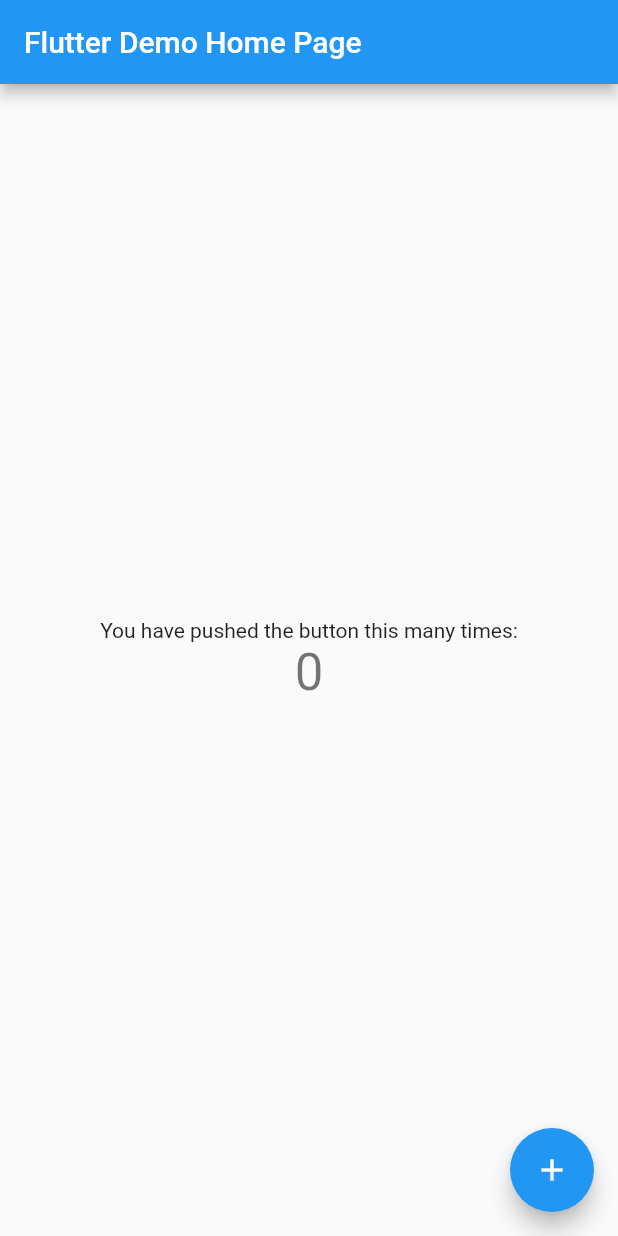
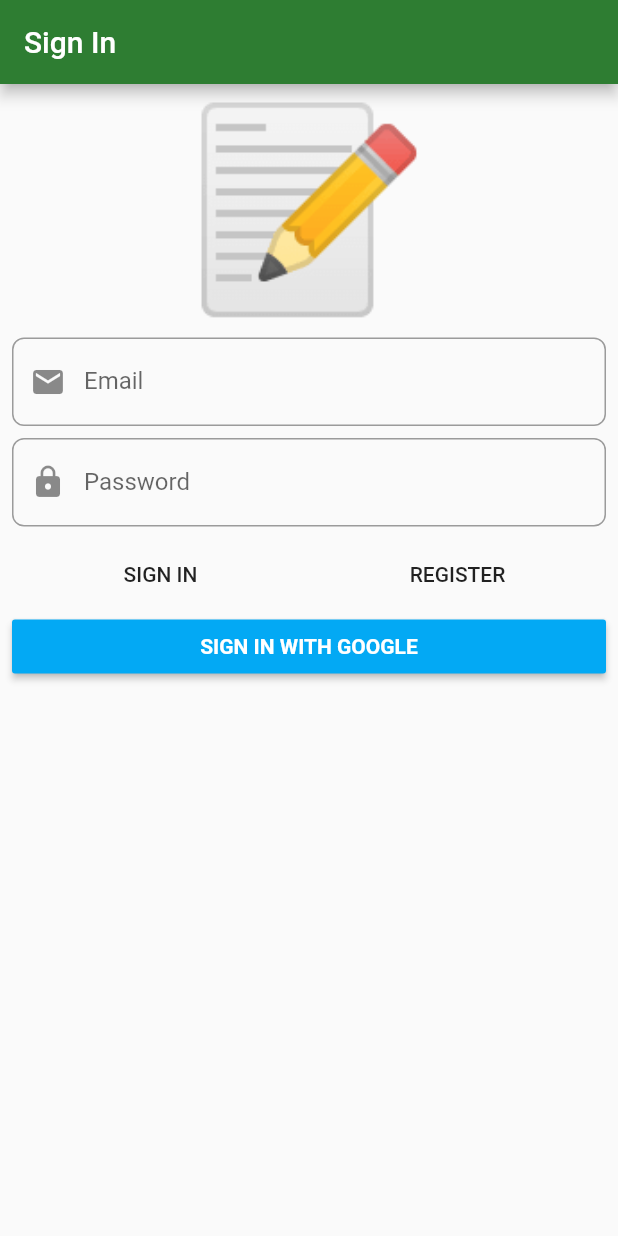
Before and after one commit to kmrosiek/flutter-ddd-course, a Flutter app: the screen it shows after launch, on a phone screen of 412 x 824 dp. Run offline on Flutter 3.47's test engine with Material 2 defaults, Android fonts, the phone set to English and light mode, and no system bars; our stand-ins replace another_flushbar, bloc, dartz, firebase_auth, firebase_core, flutter_bloc and 4 more; accounts and stored records are empty.

Commit message:
Implemented GUI for sign_in.

```diff
--- a/lib/main.dart
+++ b/lib/main.dart
@@ -1,68 +1,12 @@
 import 'package:dddcourse/injection.dart';
+import 'package:dddcourse/presentation/core/app_widget.dart';
+import 'package:firebase_core/firebase_core.dart';
 import 'package:flutter/material.dart';
 import 'package:injectable/injectable.dart';
 
-void main() {
+Future<void> main() async {
+  WidgetsFlutterBinding.ensureInitialized();
   configureInjection(Environment.prod);
-  runApp(MyApp());
+  await Firebase.initializeApp();
+  runApp(AppWidget());
 }
-
-class MyApp extends StatelessWidget {
-  @override
-  Widget build(BuildContext context) {
-    return MaterialApp(
-      title: 'Flutter Demo',
-      theme: ThemeData(
-        primarySwatch: Colors.blue,
-      ),
-      home: MyHomePage(title: 'Flutter Demo Home Page'),
-    );
-  }
-}
-
-class MyHomePage extends StatefulWidget {
-  MyHomePage({Key? key, required this.title}) : super(key: key);
-
-  final String title;
-
-  @override
-  _MyHomePageState createState() => _MyHomePageState();
-}
-
-class _MyHomePageState extends State<MyHomePage> {
-  int _counter = 0;
-
-  void _incrementCounter() {
-    setState(() {
-      _counter++;
-    });
-  }
-
-  @override
-  Widget build(BuildContext context) {
-    return Scaffold(
-      appBar: AppBar(
-        title: Text(widget.title),
-      ),
-      body: Center(
-        child: Column(
-          mainAxisAlignment: MainAxisAlignment.center,
-          children: <Widget>[
-            Text(
-              'You have pushed the button this many times:',
-            ),
-            Text(
-              '$_counter',
-              style: Theme.of(context).textTheme.headline4,
-            ),
-          ],
-        ),
-      ),
-      floatingActionButton: FloatingActionButton(
-        onPressed: _incrementCounter,
-        tooltip: 'Increment',
-        child: Icon(Icons.add),
-      ),
-    );
-  }
-}
--- /dev/null
+++ b/lib/presentation/core/app_widget.dart
@@ -0,0 +1,25 @@
+import 'package:dddcourse/presentation/sign_in/sign_in_page.dart';
+import 'package:flutter/material.dart';
+
+class AppWidget extends StatelessWidget {
+  @override
+  Widget build(BuildContext context) {
+    return MaterialApp(
+      title: 'Notes',
+      debugShowCheckedModeBanner: false,
+      home: SignInPage(),
+      theme: ThemeData.light().copyWith(
+        primaryColor: Colors.green[800],
+        accentColor: Colors.blueAccent,
+        floatingActionButtonTheme: FloatingActionButtonThemeData(
+          backgroundColor: Colors.blue[900],
+        ),
+        inputDecorationTheme: InputDecorationTheme(
+          border: OutlineInputBorder(
+            borderRadius: BorderRadius.circular(8),
+          ),
+        ),
+      ),
+    );
+  }
+}
--- /dev/null
+++ b/lib/presentation/sign_in/sign_in_page.dart
@@ -0,0 +1,20 @@
+import 'package:dddcourse/application/auth/sign_in_form/sign_in_form_bloc.dart';
+import 'package:dddcourse/injection.dart';
+import 'package:dddcourse/presentation/sign_in/widgets/sign_in_form.dart';
+import 'package:flutter/material.dart';
+import 'package:flutter_bloc/flutter_bloc.dart';
+
+class SignInPage extends StatelessWidget {
+  @override
+  Widget build(BuildContext context) {
+    return Scaffold(
+      appBar: AppBar(
+        title: const Text('Sign In'),
+      ),
+      body: BlocProvider(
+        create: (context) => getIt<SignInFormBloc>(),
+        child: SignInForm(),
+      ),
+    );
+  }
+}
--- /dev/null
+++ b/lib/presentation/sign_in/widgets/sign_in_form.dart
@@ -0,0 +1,142 @@
+import 'package:another_flushbar/flushbar_helper.dart';
+import 'package:dddcourse/application/auth/sign_in_form/sign_in_form_bloc.dart';
+import 'package:flutter/material.dart';
+import 'package:flutter_bloc/flutter_bloc.dart';
+
+class SignInForm extends StatelessWidget {
+  @override
+  Widget build(BuildContext context) {
+    return BlocConsumer<SignInFormBloc, SignInFormState>(
+      listener: (context, state) {
+        state.authFailureOrSuccessOption.fold(
+          () {},
+          (either) => either.fold(
+            (failure) {
+              FlushbarHelper.createError(
+                message: failure.map(
+                  cancelledByUser: (_) => 'Cancelled',
+                  serverError: (_) => 'Server error',
+                  emailAlreadyInUse: (_) => 'Email already in use',
+                  invalidEmailAndPasswordCombination: (_) =>
+                      'Invalid email and password combination',
+                ),
+              ).show(context);
+            },
+            (_) {
+              /*ExtendedNavigator.of(context).replace(Routes.notesOverviewPage);
+              context
+                  .bloc<AuthBloc>()
+                  .add(const AuthEvent.authCheckRequested());*/
+            },
+          ),
+        );
+      },
+      builder: (context, state) {
+        return Form(
+          autovalidateMode: state.showErrorMessages
+              ? AutovalidateMode.always
+              : AutovalidateMode.disabled,
+          child: ListView(
+            padding: const EdgeInsets.all(8),
+            children: [
+              const Text(
+                '📝',
+                textAlign: TextAlign.center,
+                style: TextStyle(fontSize: 130),
+              ),
+              const SizedBox(height: 8),
+              TextFormField(
+                decoration: const InputDecoration(
+                  prefixIcon: Icon(Icons.email),
+                  labelText: 'Email',
+                ),
+                autocorrect: false,
+                onChanged: (value) => context
+                    .read<SignInFormBloc>()
+                    .add(SignInFormEvent.emailChanged(value)),
+                validator: (_) => context
+                    .read<SignInFormBloc>()
+                    .state
+                    .emailAddress
+                    .value
+                    .fold(
+                      (f) => f.maybeMap(
+                        invalidEmail: (_) => 'Invalid Email',
+                        orElse: () => null,
+                      ),
+                      (_) => null,
+                    ),
+              ),
+              const SizedBox(height: 8),
+              TextFormField(
+                decoration: const InputDecoration(
+                  prefixIcon: Icon(Icons.lock),
+                  labelText: 'Password',
+                ),
+                autocorrect: false,
+                obscureText: true,
+                onChanged: (value) => context
+                    .read<SignInFormBloc>()
+                    .add(SignInFormEvent.passwordChanged(value)),
+                validator: (_) =>
+                    context.read<SignInFormBloc>().state.password.value.fold(
+                          (f) => f.maybeMap(
+                            shortPassword: (_) => 'Short Password',
+                            orElse: () => null,
+                          ),
+                          (_) => null,
+                        ),
+              ),
+              const SizedBox(height: 8),
+              Row(
+                children: [
+                  Expanded(
+                    child: FlatButton(
+                      onPressed: () {
+                        context.read<SignInFormBloc>().add(
+                              const SignInFormEvent
+                                  .signInWithEmailAndPasswordPressed(),
+                            );
+                      },
+                      child: const Text('SIGN IN'),
+                    ),
+                  ),
+                  Expanded(
+                    child: FlatButton(
+                      onPressed: () {
+                        context.read<SignInFormBloc>().add(
+                              const SignInFormEvent
+                                  .registerWithEmailAndPasswordPressed(),
+                            );
+                      },
+                      child: const Text('REGISTER'),
+                    ),
+                  ),
+                ],
+              ),
+              RaisedButton(
+                onPressed: () {
+                  context
+                      .read<SignInFormBloc>()
+                      .add(const SignInFormEvent.signInWithGooglePressed());
+                },
+                color: Colors.lightBlue,
+                child: const Text(
+                  'SIGN IN WITH GOOGLE',
+                  style: TextStyle(
+                    color: Colors.white,
+                    fontWeight: FontWeight.bold,
+                  ),
+                ),
+              ),
+              if (state.isSubmitting) ...[
+                const SizedBox(height: 8),
+                const LinearProgressIndicator(value: null),
+              ]
+            ],
+          ),
+        );
+      },
+    );
+  }
+}
--- a/pubspec.yaml
+++ b/pubspec.yaml
@@ -23,6 +23,7 @@
 dependencies:
   flutter:
     sdk: flutter
+  another_flushbar: ^1.10.22
   build_runner: ^2.0.3
   cupertino_icons: ^1.0.2
   dartz: ^0.10.0-nullsafety.2
```
Also changed, not shown: pubspec.lock.
